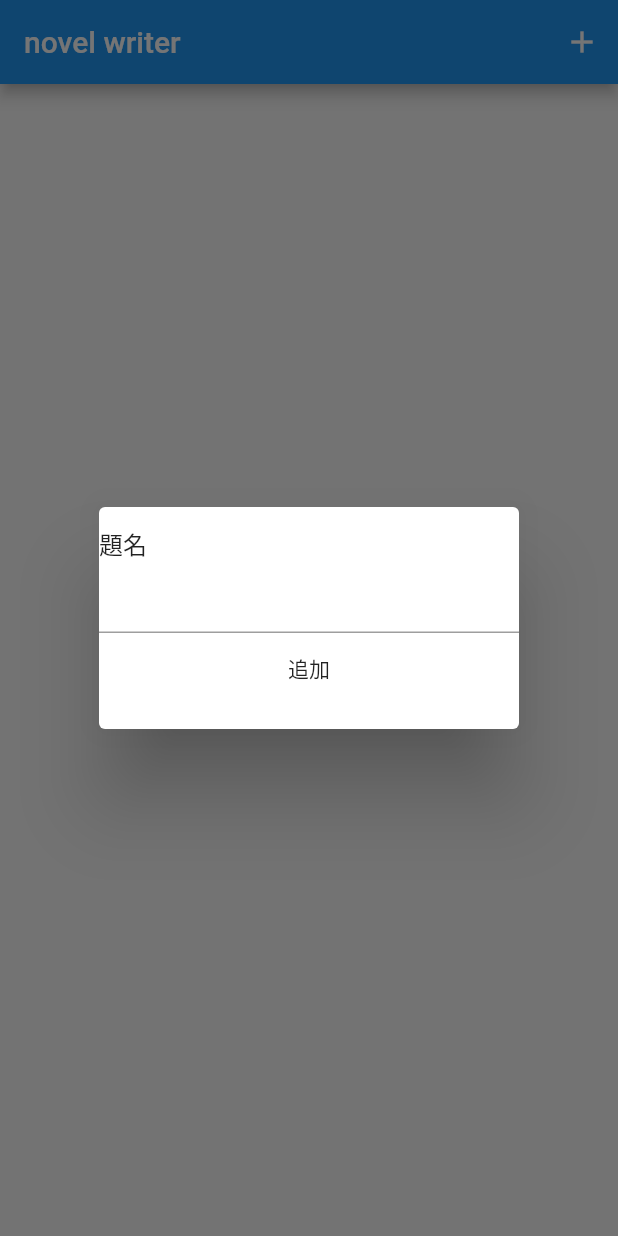
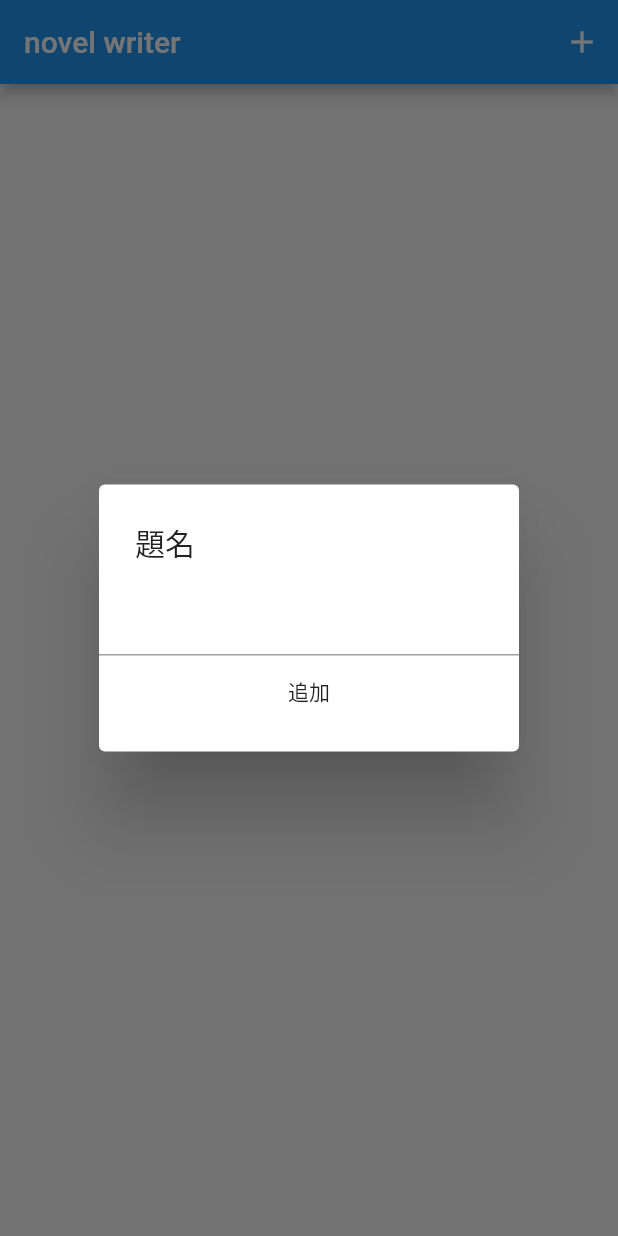
Before and after one commit to HitoTei/practice_mvvm, a Flutter app: the screen it shows after launch, after a tap on the "add" icon, on a phone screen of 412 x 824 dp. Run offline on Flutter 3.47's test engine with Material 2 defaults, Android fonts, the phone set to English and light mode, and no system bars; our stand-ins replace sqflite; accounts and stored records are empty.

```diff
--- a/lib/base/works_view_model.dart
+++ b/lib/base/works_view_model.dart
@@ -6,7 +6,7 @@ abstract class WorksViewModel with ChangeNotifier {
 
   Future<void> updateWork(Work work);
 
-  Future<void> insertNewWork(String title);
+  Future<void> insertWork(String title);
 
   Future<void> deleteWork(Work work);
 
--- a/lib/dialog/show_delete_dialog.dart
+++ b/lib/dialog/show_delete_dialog.dart
@@ -4,9 +4,9 @@ import 'package:flutter/material.dart';
 Future<void> showDeleteDialog(BuildContext context, Function() delete) async {
   return showDialog(
     context: context,
-    builder: (_) => SimpleDialog(
-      children: <Widget>[
-        const Text('削除しますか？'),
+    builder: (_) => AlertDialog(
+      title: const Text('削除しますか？'),
+      actions: <Widget>[
         FlatButton(
           child: const Text('No'),
           onPressed: () => Navigator.pop(context),
--- a/lib/dialog/show_insert_dialog.dart
+++ b/lib/dialog/show_insert_dialog.dart
@@ -2,16 +2,18 @@ import 'package:flutter/material.dart';
 
 Future<void> showInsertDialog(
   BuildContext context,
-  Function(String) insert,
-) async {
+  Function(String) insert, {
+  String initialValue = '',
+}) async {
   String title;
 
   return showDialog(
     context: context,
     builder: (_) => SimpleDialog(
+      title: const Text('題名'),
       children: <Widget>[
-        const Text('題名'),
-        TextField(
+        TextFormField(
+          initialValue: initialValue,
           onChanged: (value) {
             title = value;
           },
--- a/lib/model/work.dart
+++ b/lib/model/work.dart
@@ -1,14 +1,9 @@
 abstract class Work {
-  Work();
-
-  Work.fromMap(Map<String, dynamic> map);
-
   int id; // ユニークid
   DateTime createTime; // 作成時刻
   DateTime updateTime; // 更新時刻
   String title; // タイトル
 
   Map<String, dynamic> toMap();
-
   String getTableName(); // Sqlでのテーブルの名前
 }
--- a/lib/ui/base_list/insert_work_button.dart
+++ b/lib/ui/base_list/insert_work_button.dart
@@ -10,7 +10,7 @@ class InsertWorkButton extends StatelessWidget {
       icon: const Icon(Icons.add),
       onPressed: () => showInsertDialog(
         context,
-        Provider.of<WorksViewModel>(context, listen: false).insertNewWork,
+        Provider.of<WorksViewModel>(context, listen: false).insertWork,
       ),
     );
   }
--- a/lib/ui/world_list/worlds_view_model.dart
+++ b/lib/ui/world_list/worlds_view_model.dart
@@ -26,11 +26,11 @@ class WorldsViewModel extends WorksViewModel {
   }
 
   @override
-  Future<void> insertNewWork(String title) async {
+  Future<void> insertWork(String title) async {
     final time = DateTime.now();
     final world = World()
       ..title = title
-      ..createTime = time
+      ..createTime ??= time
       ..updateTime = time;
 
     await SqlProvider().insert(world);
```
Also changed, not shown: lib/dialog/show_menu_dialog.dart (added, +43 -0 lines), lib/ui/story_list/story_tile.dart (+2 -8 lines), lib/ui/story_list/story_view_model.dart (+4 -3 lines), lib/ui/world_list/world_tile.dart (+2 -8 lines), 1 other file.
